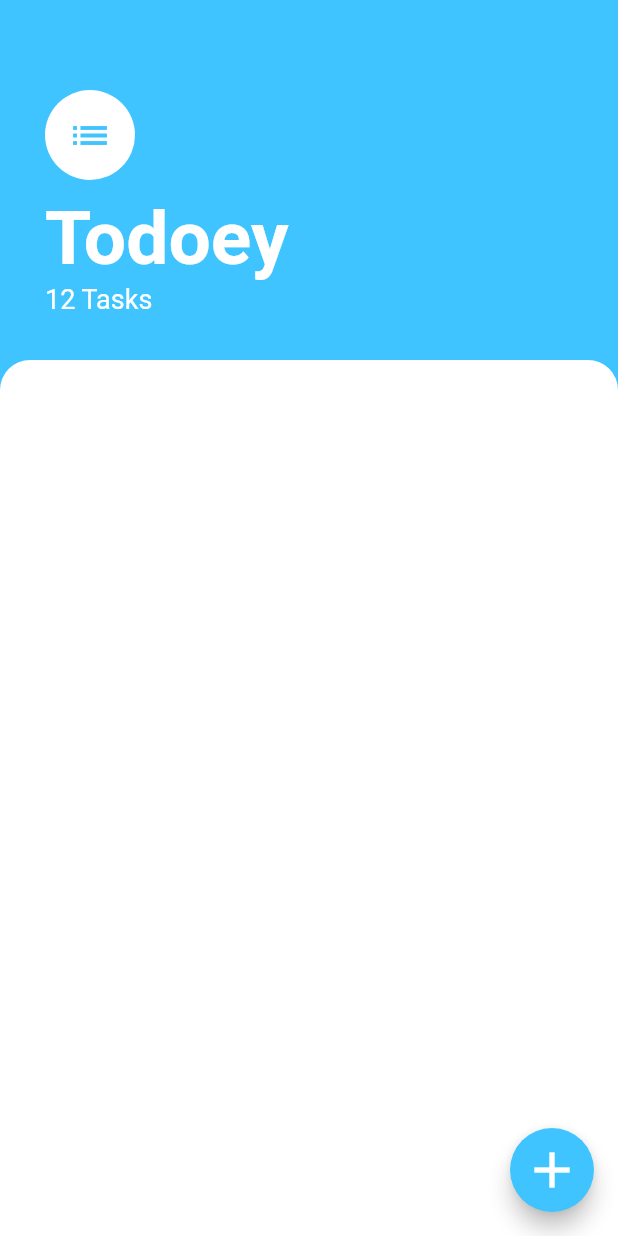
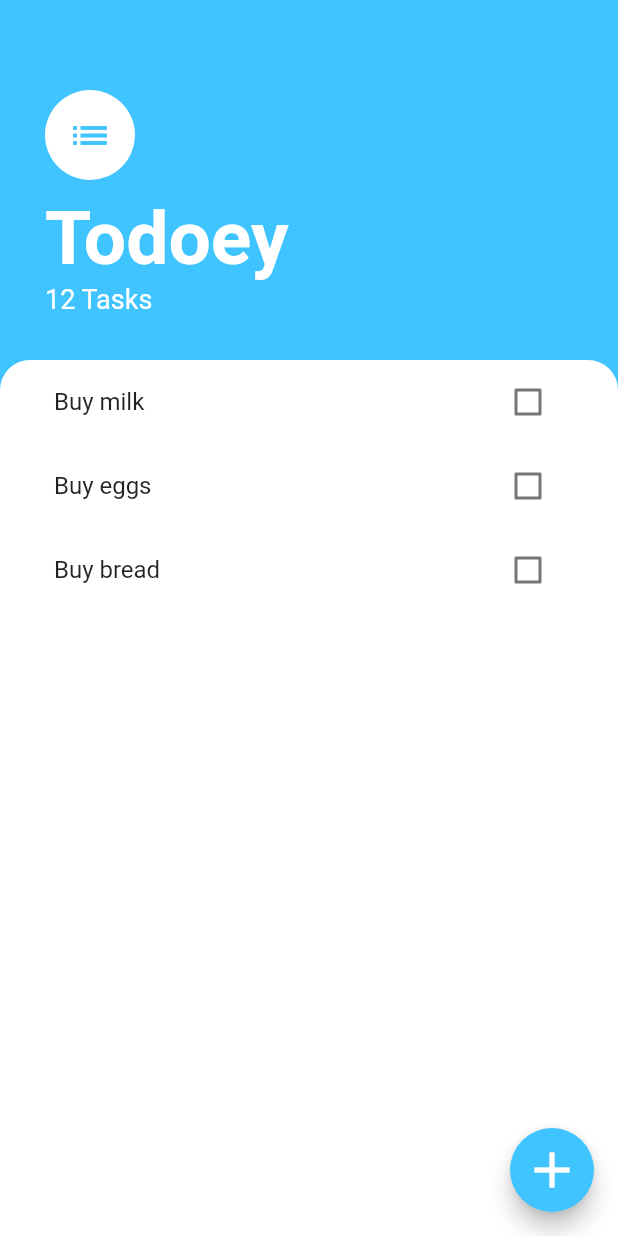
Before and after one commit to samuelclerod/todoey, a Flutter app: the screen it shows after launch, on a phone screen of 412 x 824 dp. Run offline on Flutter 3.47's test engine with Material 2 defaults, Android fonts, the phone set to English and light mode, and no system bars.

Commit message:
add basic state management to tasks

```diff
--- a/lib/widgets/task_tile.dart
+++ b/lib/widgets/task_tile.dart
@@ -1,23 +1,24 @@
 import 'package:flutter/material.dart';
 
 class TaskTile extends StatelessWidget {
-  final String title;
+  final String taskTitle;
   final bool isChecked;
+  final Function checkboxCallback;
 
-  TaskTile({this.title, this.isChecked});
+  TaskTile({this.taskTitle, this.isChecked, this.checkboxCallback});
 
   @override
   Widget build(BuildContext context) {
     return ListTile(
       title: Text(
-        title,
+        taskTitle,
         style: TextStyle(
             decoration: isChecked ? TextDecoration.lineThrough : null),
       ),
       trailing: Checkbox(
         activeColor: Colors.lightBlueAccent,
         value: isChecked,
-        onChanged: null,
+        onChanged: checkboxCallback,
       ),
     );
   }
--- a/lib/widgets/tasks_list.dart
+++ b/lib/widgets/tasks_list.dart
@@ -11,13 +11,23 @@ class _TasksListState extends State<TasksList> {
   List<Task> tasks = [
     Task(name: 'Buy milk'),
     Task(name: 'Buy eggs'),
-    Task(name: 'buy bread'),
+    Task(name: 'Buy bread'),
   ];
 
   @override
   Widget build(BuildContext context) {
-    return ListView(
-      children: <Widget>[],
+    return ListView.builder(
+      itemBuilder: (context, index) {
+        return TaskTile(
+            taskTitle: tasks[index].name,
+            isChecked: tasks[index].isDone,
+            checkboxCallback: (bool checkboxState) {
+              setState(() {
+                tasks[index].toggleDone();
+              });
+            });
+      },
+      itemCount: tasks.length,
     );
   }
 }
```
